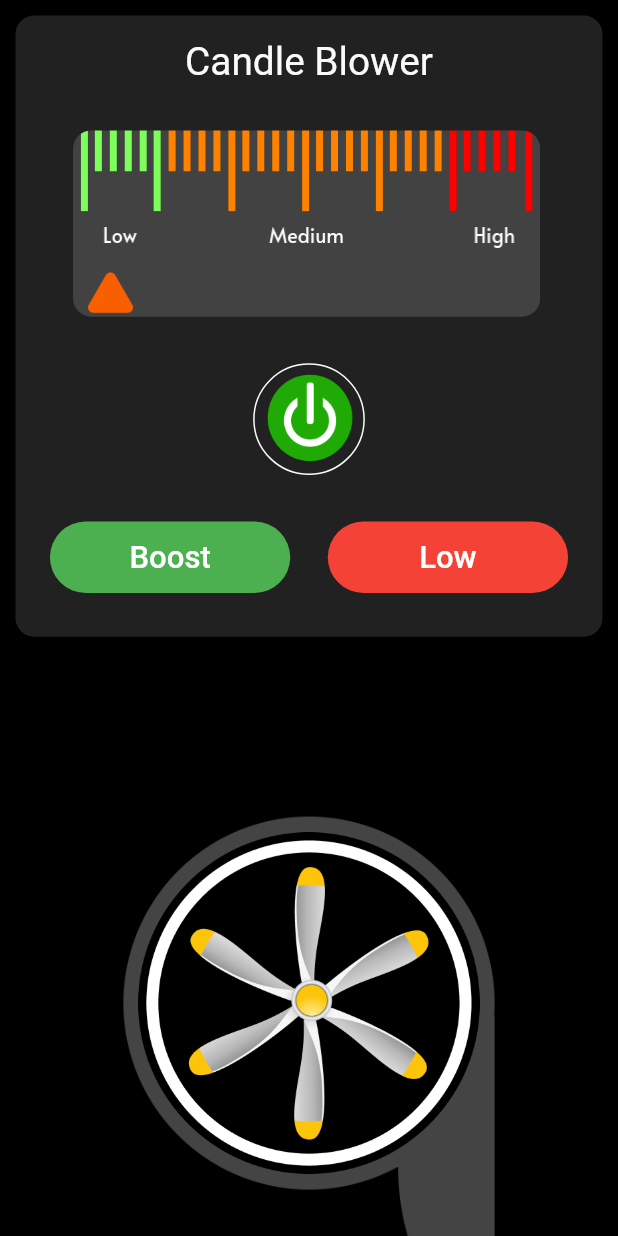
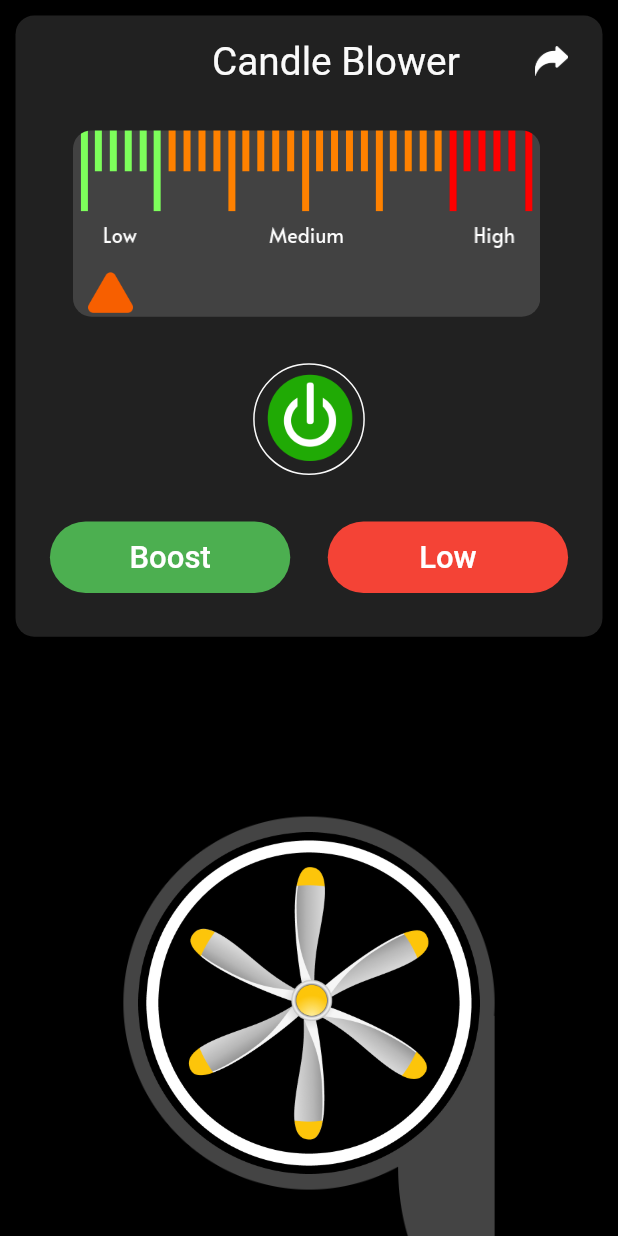
Before and after one commit to BHARGAVTHUMMAR/blower, a Flutter app: the screen it shows after launch, on a phone screen of 412 x 824 dp. Run offline on Flutter 3.47's test engine with Material 2 defaults, Android fonts, the phone set to English and light mode, and no system bars; our stand-ins replace get, google_fonts; missing offline and left inert: sound_generator, volume_controller; Roboto replaces fonts that are missing (Lemon).

```diff
--- a/lib/app/modules/home/views/home_view.dart
+++ b/lib/app/modules/home/views/home_view.dart
@@ -31,16 +31,30 @@ class HomeView extends GetWidget<HomeController> {
                       crossAxisAlignment: CrossAxisAlignment.center,
                       children: [
                         Padding(
-                          padding: EdgeInsets.only(
-                              // right: MySize.getWidth(8),
-                              // left: MySize.getWidth(8),
-                              top: MySize.getHeight(15)),
-                          child: Text("Candle Blower",
-                              style: GoogleFonts.lemon(
-                                  textStyle: TextStyle(
-                                      color: Colors.grey.shade50,
-                                      fontWeight: FontWeight.w400,
-                                      fontSize: MySize.getHeight(25)))),
+                          padding: EdgeInsets.only(top: MySize.getHeight(15)),
+                          child: Row(
+                            mainAxisAlignment: MainAxisAlignment.center,
+                            children: [
+                              Spacer(),
+                              Text("Candle Blower",
+                                  style: GoogleFonts.lemon(
+                                      textStyle: TextStyle(
+                                          color: Colors.grey.shade50,
+                                          fontWeight: FontWeight.w400,
+                                          fontSize: MySize.getHeight(25)))),
+                              SizedBox(
+                                width: 50,
+                              ),
+                              Padding(
+                                padding:
+                                    EdgeInsets.only(right: MySize.getWidth(20)),
+                                child: Image.asset(
+                                  "assets/share.png",
+                                  height: 20,
+                                ),
+                              ),
+                            ],
+                          ),
                         ),
                         Padding(
                           padding: EdgeInsets.only(top: MySize.getHeight(30)),
```
Also changed, not shown: assets/share.png (added).
